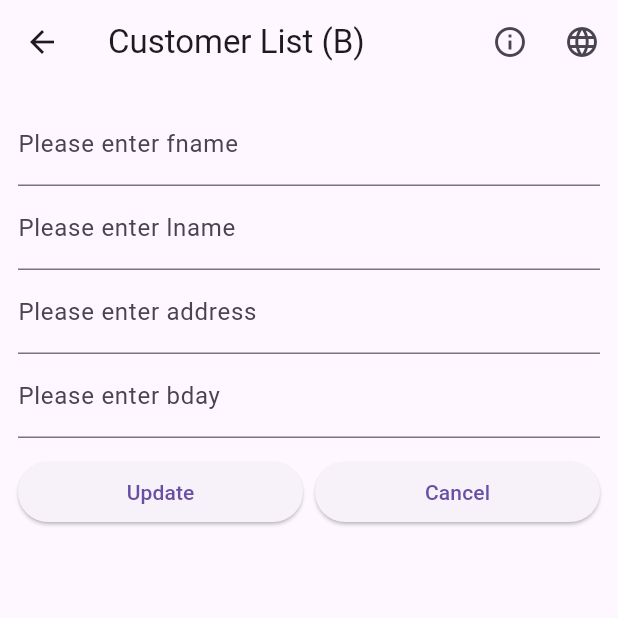
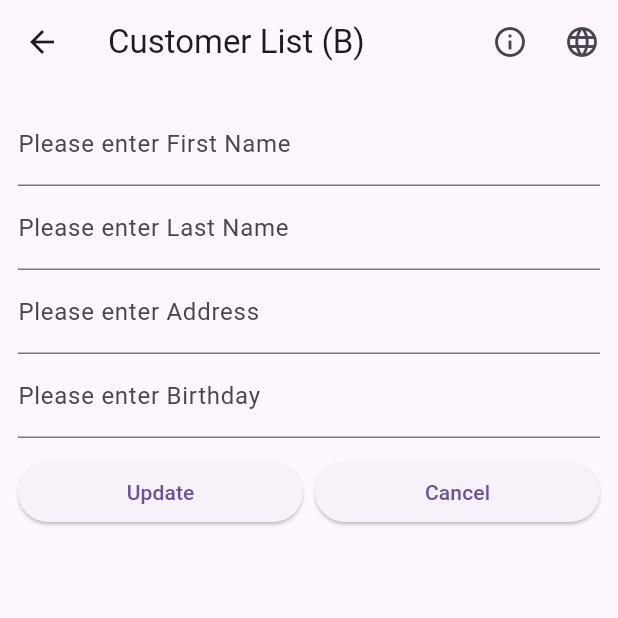
Before and after one commit to djv00/CST_2335_Final_Project, a Flutter app: the CustomerListPage screen opened directly, after a tap on "Edit", on a phone screen of 412 x 824 dp, the top half of it. Run offline on Flutter 3.47's test engine with Material 3 defaults, Android fonts, the light colour scheme and no system bars; our stand-ins replace floor, flutter_secure_storage, sqflite; accounts and stored records are empty; generated files the repository leaves out were written again.

Commit message:
Minor fixes

```diff
--- a/lib/utils/localization.dart
+++ b/lib/utils/localization.dart
@@ -32,6 +32,13 @@ Map<String, Map<String, String>> localizedStrings = {
     'enter': 'Please enter',
     'yes': 'Yes',
     'no': 'No',
+    'noCustomer': 'No customer is selected',
+    'fname': 'First Name',
+    'lname': 'Last Name',
+    'address': 'Address',
+    'bday': 'Birthday',
+    'name': 'Name',
+    'back': 'Back',
     // 完整的表单字段标签
     'expenseName': 'Expense Name',
     'category': 'Category',
```
